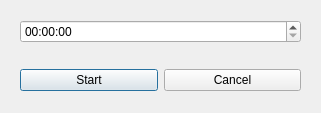
Qt form ui/timedialog.ui (Open-Typer/Open-Typer) before a commit.
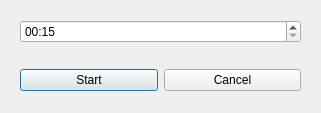
The same form after that commit.

Commit message: ui: timedialog: Set time range

```diff
--- a/ui/timedialog.ui
+++ b/ui/timedialog.ui
@@ -48,7 +48,32 @@
      </property>
      <layout class="QHBoxLayout" name="horizontalLayout">
       <item>
-       <widget class="QTimeEdit" name="timeEdit"/>
+       <widget class="QTimeEdit" name="timeEdit">
+        <property name="maximumTime">
+         <time>
+          <hour>0</hour>
+          <minute>59</minute>
+          <second>59</second>
+         </time>
+        </property>
+        <property name="minimumTime">
+         <time>
+          <hour>0</hour>
+          <minute>0</minute>
+          <second>15</second>
+         </time>
+        </property>
+        <property name="displayFormat">
+         <string>mm:ss</string>
+        </property>
+        <property name="time">
+         <time>
+          <hour>0</hour>
+          <minute>0</minute>
+          <second>15</second>
+         </time>
+        </property>
+       </widget>
       </item>
      </layout>
     </widget>
```
